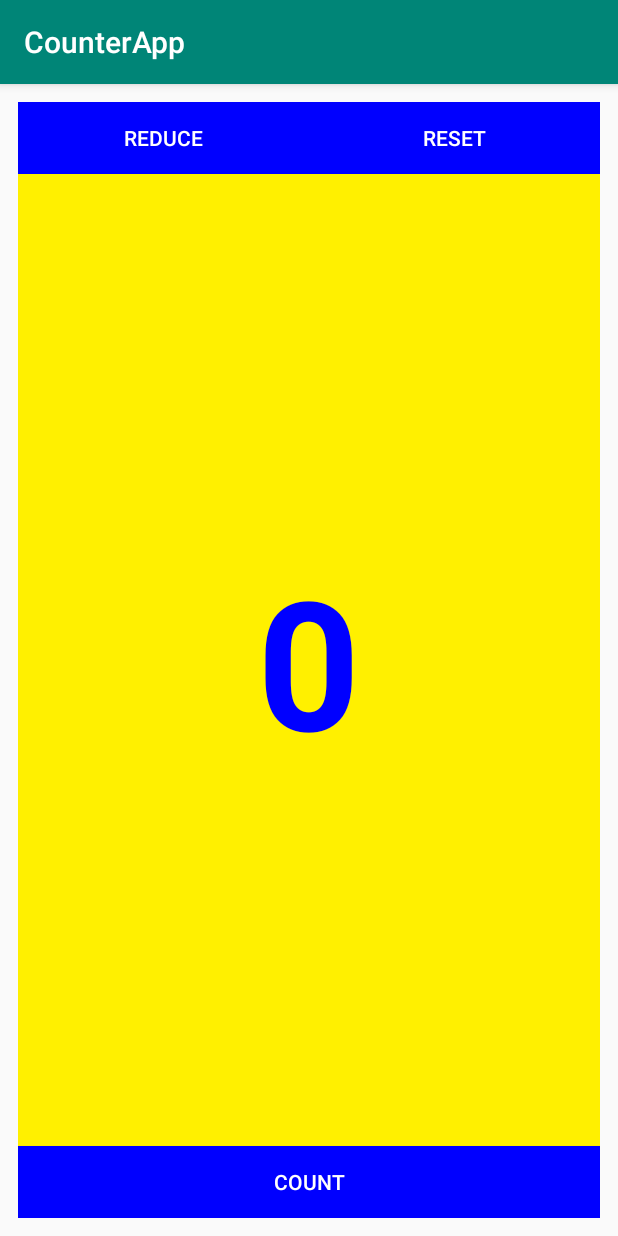
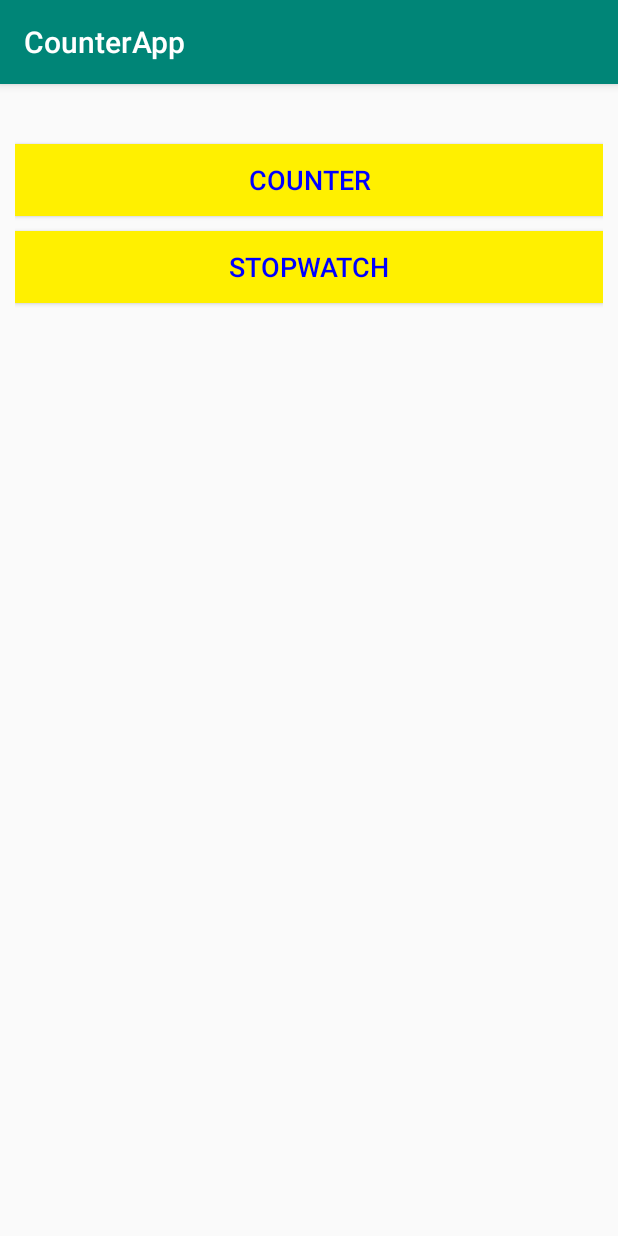
Before and after one commit to vyankatesh24/CounterApp, an Android app: the screen it shows after launch (MainActivity before the commit, StartActivity after it), on a phone screen of 412 x 824 dp. Run offline under Robolectric (Android 15) with nearby library versions, the phone set to English and light mode, and no system bars.

Commit message:
Added Stopwatch function

```diff
--- a/app/src/main/AndroidManifest.xml
+++ b/app/src/main/AndroidManifest.xml
@@ -9,13 +9,17 @@
         android:roundIcon="@mipmap/ic_launcher_round"
         android:supportsRtl="true"
         android:theme="@style/AppTheme">
-        <activity android:name=".MainActivity">
+        <activity
+            android:name=".StopWatch"
+            android:parentActivityName=".StartActivity"></activity>
+        <activity android:name=".StartActivity">
             <intent-filter>
                 <action android:name="android.intent.action.MAIN" />
 
                 <category android:name="android.intent.category.LAUNCHER" />
             </intent-filter>
         </activity>
+        <activity android:name=".MainActivity"></activity>
     </application>
 
 </manifest>
--- /dev/null
+++ b/app/src/main/java/com/vyankatesh/counterapp/StartActivity.java
@@ -0,0 +1,27 @@
+package com.vyankatesh.counterapp;
+
+import android.content.Intent;
+import android.os.Bundle;
+import android.view.View;
+
+import androidx.appcompat.app.AppCompatActivity;
+
+public class StartActivity extends AppCompatActivity {
+
+    @Override
+    protected void onCreate(Bundle savedInstanceState) {
+        super.onCreate(savedInstanceState);
+        setContentView(R.layout.activity_start);
+    }
+
+
+    public void openCounter(View v) {
+        Intent intent = new Intent(this, MainActivity.class);
+        startActivity(intent);
+    }
+
+    public void openStopWatch(View v) {
+        Intent intent = new Intent(this, StopWatch.class);
+        startActivity(intent);
+    }
+}
--- /dev/null
+++ b/app/src/main/res/layout/activity_start.xml
@@ -0,0 +1,30 @@
+<?xml version="1.0" encoding="utf-8"?>
+<LinearLayout xmlns:android="http://schemas.android.com/apk/res/android"
+    xmlns:tools="http://schemas.android.com/tools"
+    android:layout_width="match_parent"
+    android:layout_height="match_parent"
+    android:orientation="vertical"
+    android:padding="10dp"
+    tools:context=".StartActivity">
+
+    <Button
+        android:layout_width="match_parent"
+        android:layout_height="wrap_content"
+        android:layout_marginTop="30dp"
+        android:background="@color/yellow"
+        android:onClick="openCounter"
+        android:text="Counter"
+        android:textColor="@color/blue"
+        android:textSize="18sp"></Button>
+
+    <Button
+        android:layout_width="match_parent"
+        android:layout_height="wrap_content"
+        android:layout_marginTop="10dp"
+        android:background="@color/yellow"
+        android:onClick="openStopWatch"
+        android:text="Stopwatch"
+        android:textColor="@color/blue"
+        android:textSize="18sp"></Button>
+
+</LinearLayout>
--- a/app/src/main/res/values/strings.xml
+++ b/app/src/main/res/values/strings.xml
@@ -1,3 +1,6 @@
 <resources>
     <string name="app_name">CounterApp</string>
+    <string name="start">Start</string>
+    <string name="pause">Pause</string>
+    <string name="reset">Reset</string>
 </resources>
```
Also changed, not shown: app/src/main/java/com/vyankatesh/counterapp/MainActivity.java (+11 -8 lines), app/src/main/java/com/vyankatesh/counterapp/StopWatch.java (added, +106 -0 lines), app/src/main/res/layout/activity_stop_watch.xml (added, +53 -0 lines).
